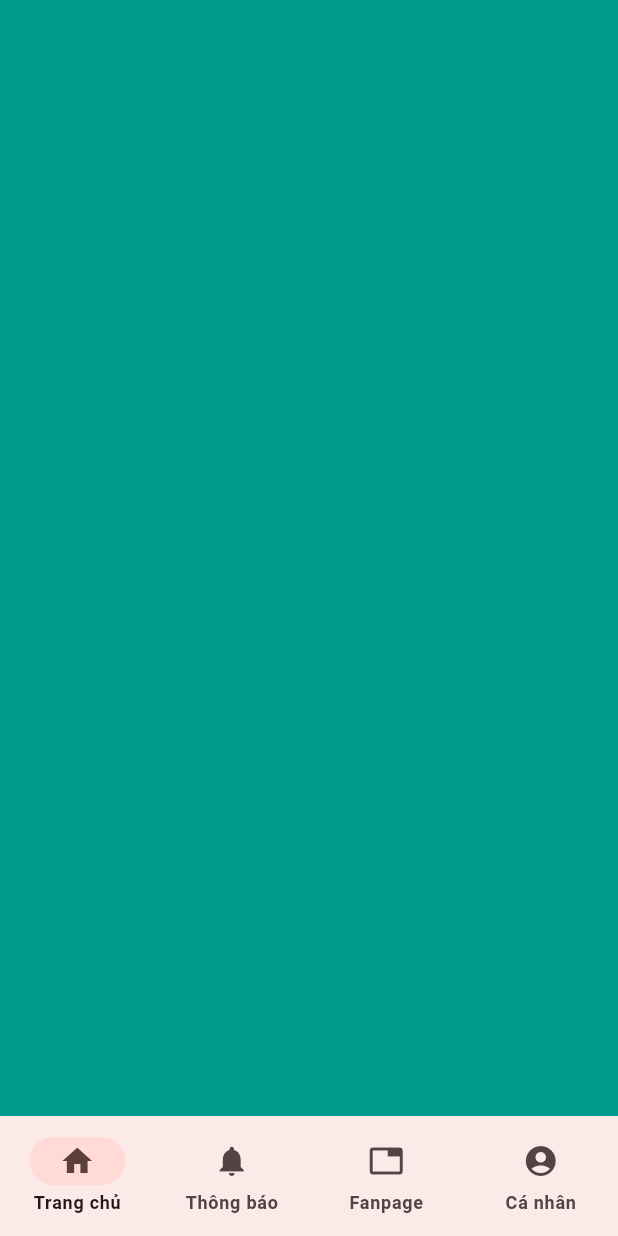
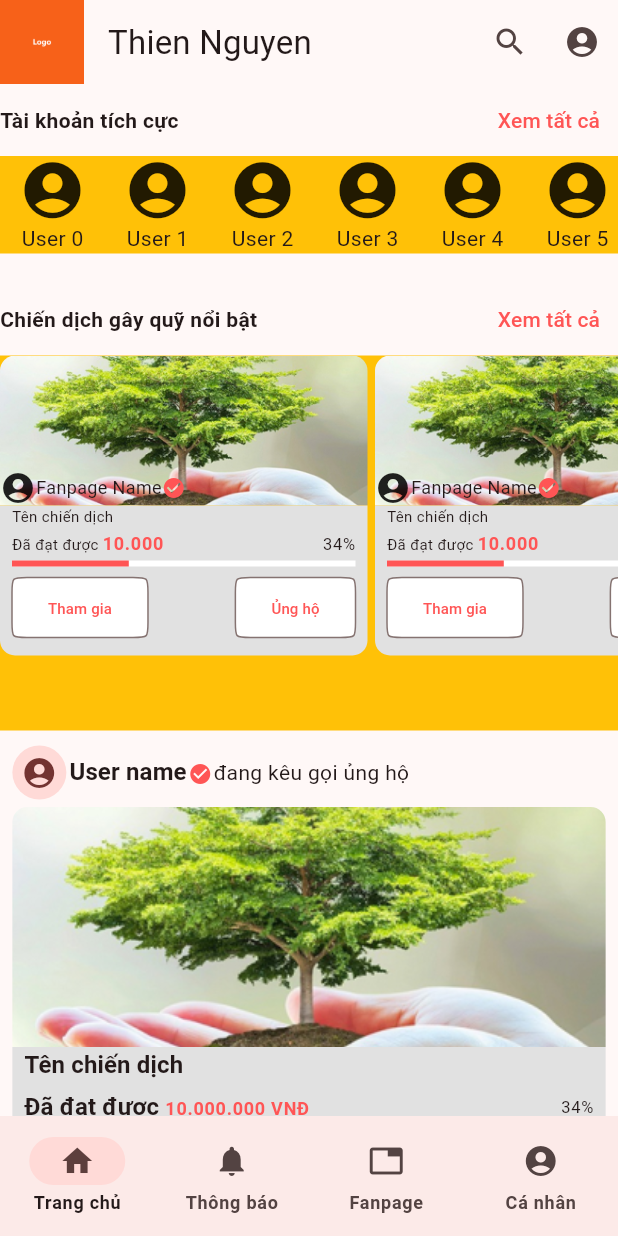
Before and after one commit to cuong02n/volunteer_app, a Flutter app: the screen it shows after launch, on a phone screen of 412 x 824 dp. Run offline on Flutter 3.47's test engine with Material 2 defaults, Android fonts, the phone set to English and light mode, and no system bars; our stand-ins replace flutter_markdown, go_router, image_picker, sizer; statements that could not run were skipped.

Commit message:
Tan update HomePage

```diff
--- /dev/null
+++ b/front-end/lib/pages/home/home_page.dart
@@ -0,0 +1,228 @@
+import 'package:flutter/material.dart';
+import 'package:flutter/widgets.dart';
+import 'package:thien_nguyen_app/pages/home/page_detail.dart';
+import 'package:thien_nguyen_app/theme/theme.dart';
+import 'package:thien_nguyen_app/widgets/status_widget.dart';
+
+import '../../configs/app_images.dart';
+
+class HomePage extends StatelessWidget {
+  const HomePage({super.key});
+
+  @override
+  Widget build(BuildContext context) {
+    return CustomScrollView(
+      slivers: [
+        SliverAppBar(
+          title: Text('Thien Nguyen'),
+          leading: Image.asset('assets/logo/origin.png'),
+          floating: true,
+          pinned: true,
+          actions: [
+            IconButton(onPressed: () {}, icon: const Icon(Icons.search)),
+            IconButton(onPressed: () {}, icon: const Icon(Icons.account_circle))
+          ],
+        ),
+        SliverToBoxAdapter(
+          child: Column(
+            children: [
+              Row(
+                mainAxisAlignment: MainAxisAlignment.spaceBetween,
+                children: [
+                  Text(
+                    'Tài khoản tích cực',
+                    style: TextStyle(fontWeight: FontWeight.bold),
+                  ),
+                  TextButton(onPressed: () {}, child: const Text('Xem tất cả'))
+                ],
+              ),
+              Container(
+                height: 65,
+                color: Colors.amber,
+                child: ListView.builder(
+                  scrollDirection: Axis.horizontal,
+                  itemCount: 10,
+                  itemBuilder: (context, index) {
+                    return GestureDetector(
+                      child: SizedBox(
+                        width: 70,
+                        child: Column(
+                          children: [
+                            Icon(
+                              Icons.account_circle,
+                              size: 45,
+                            ),
+                            Text('User $index')
+                          ],
+                        ),
+                      ),
+                    );
+                  },
+                ),
+              ),
+              SizedBox(
+                height: 20,
+              ),
+              Row(
+                mainAxisAlignment: MainAxisAlignment.spaceBetween,
+                children: [
+                  Text(
+                    'Chiến dịch gây quỹ nổi bật',
+                    style: TextStyle(fontWeight: FontWeight.bold),
+                  ),
+                  TextButton(onPressed: () {}, child: Text('Xem tất cả'))
+                ],
+              ),
+              Container(
+                height: 250,
+                color: Colors.amber,
+                child: ListView.builder(
+                    scrollDirection: Axis.horizontal,
+                    itemCount: 5,
+                    itemBuilder: (context, index) {
+                      return GestureDetector(
+                        onTap: () {
+                          Navigator.push(
+                            context,
+                            MaterialPageRoute(
+                              builder: (context) => PageDetail(
+                                fanpageName:
+                                    'Fanpage Name', // Truyền dữ liệu từ bài đăng được chọn (nếu cần)
+                              ),
+                            ),
+                          );
+                        },
+                        child: SizedBox(
+                          width: 250,
+                          child: Column(
+                            children: [
+                              Stack(alignment: Alignment.bottomLeft, children: [
+                                Container(
+                                  height: 100,
+                                  margin: const EdgeInsets.only(right: 5),
+                                  decoration: BoxDecoration(
+                                      borderRadius: BorderRadius.vertical(
+                                          top: Radius.circular(10)),
+                                      image: DecorationImage(
+                                        image: AssetImage(AppImages.background),
+                                        fit: BoxFit.fitWidth,
+                                      )),
+                                ),
+                                Row(
+                                  children: [
+                                    Icon(Icons.account_circle),
+                                    Text(
+                                      'Fanpage Name',
+                                      style: TextStyle(fontSize: 12),
+                                    ),
+                                    Icon(Icons.check_circle,
+                                        color: context.appTheme.primaryColor,
+                                        size: 16)
+                                  ],
+                                ),
+                              ]),
+                              Container(
+                                margin: const EdgeInsets.only(right: 5),
+                                height: 100,
+                                decoration: BoxDecoration(
+                                    borderRadius: BorderRadius.vertical(
+                                        bottom: Radius.circular(10)),
+                                    color: AppColor.lightGrey),
+                                child: Padding(
+                                  padding:
+                                      const EdgeInsets.fromLTRB(8, 0, 8, 8),
+                                  child: Column(
+                                    mainAxisAlignment:
+                                        MainAxisAlignment.spaceBetween,
+                                    crossAxisAlignment:
+                                        CrossAxisAlignment.start,
+                                    children: [
+                                      Text("Tên chiến dịch",
+                                          style: TextStyle(fontSize: 10)),
+                                      Row(
+                                        mainAxisAlignment:
+                                            MainAxisAlignment.spaceBetween,
+                                        children: [
+                                          Text.rich(
+                                            TextSpan(
+                                              children: [
+                                                TextSpan(
+                                                  text: 'Đã đạt được ',
+                                                  style:
+                                                      TextStyle(fontSize: 10),
+                                                ),
+                                                TextSpan(
+                                                    text: '10.000',
+                                                    style: AppTypology
+                                                        .labelMedium
+                                                        .copyWith(
+                                                            color: context
+                                                                .appTheme
+                                                                .primaryColor)),
+                                              ],
+                                            ),
+                                          ),
+                                          Text(
+                                            "34%",
+                                            style: AppTypology.labelSmall,
+                                          )
+                                        ],
+                                      ),
+                                      LinearProgressIndicator(
+                                        value: 0.34,
+                                        backgroundColor: context
+                                            .appTheme.colorScheme.onPrimary,
+                                        valueColor:
+                                            AlwaysStoppedAnimation<Color>(
+                                                context.appTheme.primaryColor),
+                                      ),
+                                      Row(
+                                        mainAxisAlignment:
+                                            MainAxisAlignment.spaceBetween,
+                                        children: [
+                                          OutlinedButton(
+                                              onPressed: () {},
+                                              child: Text(
+                                                "Tham gia",
+                                                style: TextStyle(fontSize: 10),
+                                              )),
+                                          OutlinedButton(
+                                              onPressed: () {},
+                                              child: Text("Ủng hộ",
+                                                  style:
+                                                      TextStyle(fontSize: 10)))
+                                        ],
+                                      )
+                                    ],
+                                  ),
+                                ),
+                              ),
+                            ],
+                          ),
+                        ),
+                      );
+                    }),
+              ),
+            ],
+          ),
+        ),
+        SliverAnimatedList(
+            initialItemCount: 15,
+            itemBuilder: (context, index, animation) => StatusWidget())
+      ],
+    );
+  }
+}
+
+// Widget _buildAccount(String accountName) {
+//   return Container(
+//     margin: EdgeInsets.symmetric(horizontal: 8.0),
+//     child: Column(children: [
+//       Icon(Icons.account_circle),
+//       SizedBox(
+//         height: 8.0,
+//       ),
+//       Text(accountName)
+//     ]),
+//   );
+// }
--- a/front-end/lib/routes/app_branch.dart
+++ b/front-end/lib/routes/app_branch.dart
@@ -4,13 +4,15 @@ import 'package:go_router/go_router.dart';
 import 'package:thien_nguyen_app/pages/pages.dart';
 import 'package:thien_nguyen_app/configs/route_name.dart';
 
+import '../pages/home/home_page.dart';
+
 ///Nơi lưu trữ GoRouter của app, các trang (Page) xong sẽ được xuất vào pages.dart
 ///và được gọi trong các GoRoute (tùy thuộc vào mục đích sử dụng sẽ dùng builder
 ///hoặc pageBuilder tương ứng. StatefulShellRoute là trường hợp đặc biệt để điều hướng
 ///cho các trang dùng thanh điều hướng dưới.
 abstract class AppRouter {
-  static final router =
-      GoRouter(routes: _route, initialLocation: RoutePath.home, navigatorKey: _rootKey);
+  static final router = GoRouter(
+      routes: _route, initialLocation: RoutePath.home, navigatorKey: _rootKey);
 
   static final _rootKey = GlobalKey<NavigatorState>();
 
@@ -42,7 +44,8 @@ abstract class AppRouter {
         builder: (context, state) => AccountPage()),
     GoRoute(
         parentNavigatorKey: _rootKey,
-        path: RoutePath.status, builder: (context, state) => Error404Page()),
+        path: RoutePath.status,
+        builder: (context, state) => Error404Page()),
     GoRoute(
         parentNavigatorKey: _rootKey,
         path: RoutePath.anotherUser,
@@ -60,7 +63,8 @@ abstract class AppRouter {
     GoRoute(
         parentNavigatorKey: _rootKey,
         name: RouteName.terms,
-        path: RoutePath.terms, builder: (context, state) => TermsPage())
+        path: RoutePath.terms,
+        builder: (context, state) => TermsPage())
   ];
 
   static final _homeRoute = [
@@ -68,7 +72,7 @@ abstract class AppRouter {
       GoRoute(
           path: RoutePath.home,
           pageBuilder: (context, state) =>
-              _getPage(child: Error404Page(), state: state))
+              _getPage(child: HomePage(), state: state))
     ]),
     StatefulShellBranch(routes: [
       GoRoute(
@@ -89,8 +93,7 @@ abstract class AppRouter {
                 name: RoutePath.newPage,
                 path: RoutePath.newPage,
                 pageBuilder: (context, state) => NewPagePage()),
-          ]
-      )
+          ])
     ]),
     StatefulShellBranch(routes: [
       GoRoute(
@@ -99,7 +102,7 @@ abstract class AppRouter {
           pageBuilder: (context, state) =>
               _getPage(child: SettingsPage(), state: state)),
       GoRoute(
-        name: RouteName.user,
+          name: RouteName.user,
           path: RoutePath.user,
           pageBuilder: (context, state) =>
               _getPage(child: UserPage(), state: state),
@@ -107,8 +110,7 @@ abstract class AppRouter {
             GoRoute(
                 parentNavigatorKey: _rootKey,
                 path: RoutePath.edit,
-                builder: (context, state) =>
-                    EditUserPage())
+                builder: (context, state) => EditUserPage())
           ])
     ]),
   ];
--- a/front-end/pubspec.yaml
+++ b/front-end/pubspec.yaml
@@ -19,7 +19,7 @@ publish_to: 'none' # Remove this line if you wish to publish to pub.dev
 version: 1.0.0+1
 
 environment:
-  sdk: '>=3.2.0 <4.0.0'
+  sdk: '>=3.0.6 <4.0.0'
 
 # Dependencies specify other packages that your package needs in order to work.
 # To automatically upgrade your package dependencies to the latest versions
```
Also changed, not shown: front-end/lib/pages/home/page_detail.dart (added, +207 -0 lines), front-end/pubspec.lock.
